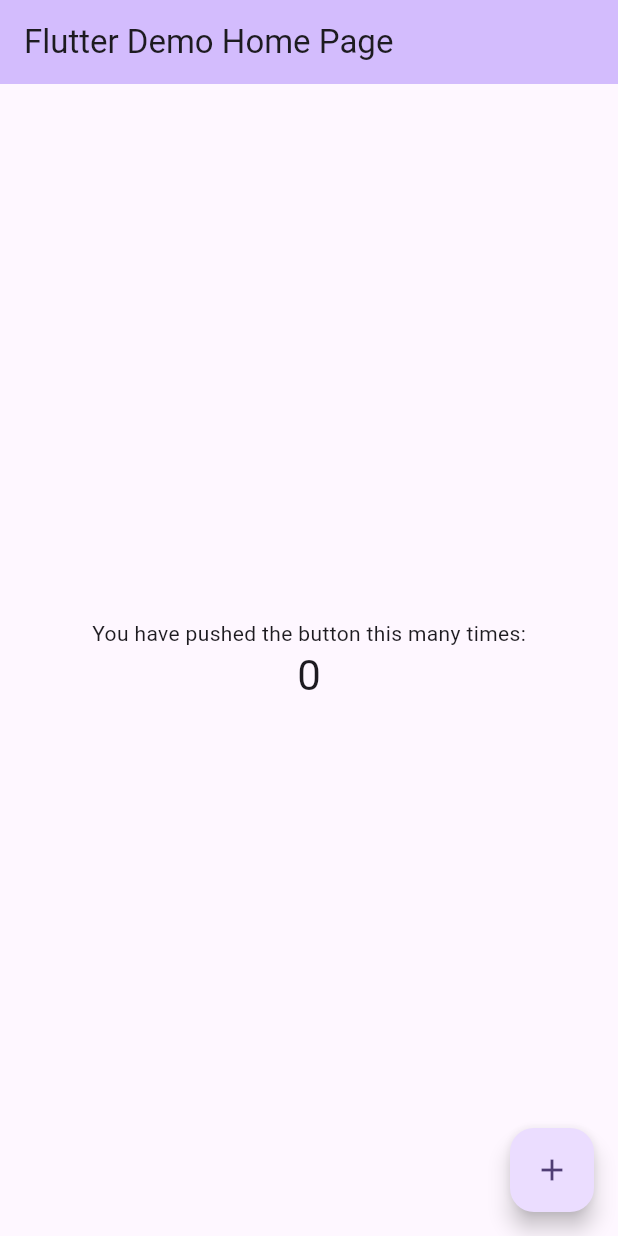
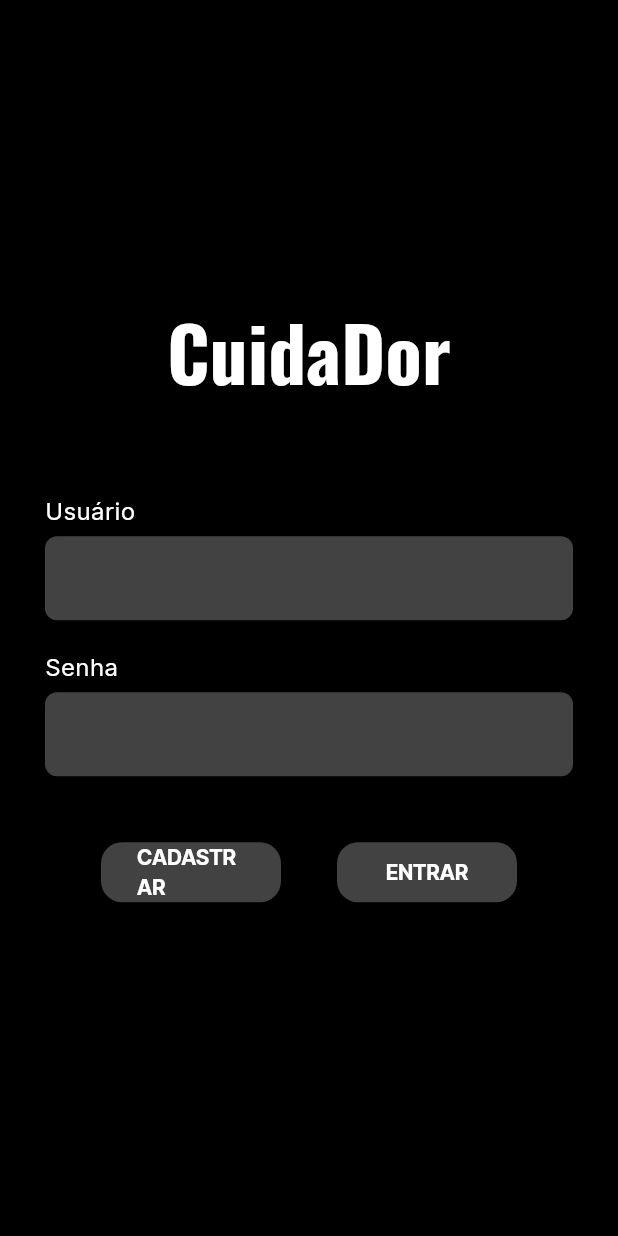
Before and after one commit to csiznandes/pdm_osteoartrite, a Flutter app: the screen it shows after launch, on a phone screen of 412 x 824 dp. Run offline on Flutter 3.47's test engine with Material 3 defaults, Android fonts, the light colour scheme and no system bars; our stand-ins replace google_fonts.

Commit message:
feat: Feita a tela de login.

```diff
--- /dev/null
+++ b/lib/home_page.dart
@@ -0,0 +1,163 @@
+import 'package:flutter/material.dart';
+import 'package:google_fonts/google_fonts.dart';
+
+class HomePage extends StatefulWidget {
+  const HomePage({super.key});
+
+  @override
+  State<HomePage> createState() => _HomePageState();
+}
+
+class _HomePageState extends State<HomePage> {
+  final TextEditingController _userController = TextEditingController();
+  final TextEditingController _passwordController = TextEditingController();
+
+  @override
+  void dispose() {
+    _userController.dispose();
+    _passwordController.dispose();
+    super.dispose();
+  }
+
+  @override
+  Widget build(BuildContext context) {
+    final secondaryTextColor = Colors.grey.shade800;
+    final primaryTextColor = Colors.white;
+    final screenHeight = MediaQuery.of(context).size.height;
+
+    return Scaffold(
+      backgroundColor: Colors.black,
+      body: SafeArea(
+        child: GestureDetector(
+          onTap: () => FocusScope.of(context).unfocus(),
+          child: Center(
+            child: SingleChildScrollView(
+              padding: const EdgeInsets.symmetric(horizontal: 30),
+              child: ConstrainedBox(
+                constraints: BoxConstraints(
+                  maxWidth: 400,
+                  minHeight: screenHeight * 0.85,
+                ),
+                child: Column(
+                  mainAxisAlignment: MainAxisAlignment.center,
+                  crossAxisAlignment: CrossAxisAlignment.center,
+                  children: [
+                    //Logo
+                    Text(
+                      'CuidaDor',
+                      style: GoogleFonts.oswald(
+                        color: primaryTextColor,
+                        fontSize: 50,
+                        fontWeight: FontWeight.bold,
+                      ),
+                    ),
+                    const SizedBox(height: 60),
+
+                    //Campo usuário
+                    Align(
+                      alignment: Alignment.centerLeft,
+                      child: Text(
+                        'Usuário',
+                        style: GoogleFonts.inter(
+                          color: Colors.white,
+                          fontSize: 16,
+                        ),
+                      ),
+                    ),
+                    const SizedBox(height: 5),
+                    TextFormField(
+                      controller: _userController,
+                      decoration: InputDecoration(
+                        filled: true,
+                        fillColor: secondaryTextColor,
+                        border: OutlineInputBorder(
+                          borderRadius: BorderRadius.circular(8),
+                          borderSide: BorderSide.none,
+                        ),
+                      ),
+                      style: const TextStyle(color: Colors.white),
+                    ),
+                    const SizedBox(height: 20),
+
+                    //Campo senha
+                    Align(
+                      alignment: Alignment.centerLeft,
+                      child: Text(
+                        'Senha',
+                        style: GoogleFonts.inter(
+                          color: Colors.white,
+                          fontSize: 16,
+                        ),
+                      ),
+                    ),
+                    const SizedBox(height: 5),
+                    TextFormField(
+                      controller: _passwordController,
+                      obscureText: true,
+                      decoration: InputDecoration(
+                        filled: true,
+                        fillColor: secondaryTextColor,
+                        border: OutlineInputBorder(
+                          borderRadius: BorderRadius.circular(8),
+                          borderSide: BorderSide.none,
+                        ),
+                      ),
+                      style: const TextStyle(color: Colors.white),
+                    ),
+                    const SizedBox(height: 40),
+
+                    //Botões
+                    Row(
+                      mainAxisAlignment: MainAxisAlignment.spaceEvenly,
+                      children: [
+                        ElevatedButton(
+                          onPressed: () {
+                            print('Botão CADASTRAR pressionado');
+                          },
+                          style: ElevatedButton.styleFrom(
+                            backgroundColor: secondaryTextColor,
+                            shape: RoundedRectangleBorder(
+                              borderRadius: BorderRadius.circular(14),
+                            ),
+                            fixedSize: const Size(120, 40),
+                          ),
+                          child: Text(
+                            'CADASTRAR',
+                            style: GoogleFonts.interTight(
+                              color: Colors.white,
+                              fontWeight: FontWeight.bold,
+                            ),
+                          ),
+                        ),
+                        ElevatedButton(
+                          onPressed: () {
+                            print('Botão ENTRAR pressionado');
+                          },
+                          style: ElevatedButton.styleFrom(
+                            backgroundColor: secondaryTextColor,
+                            shape: RoundedRectangleBorder(
+                              borderRadius: BorderRadius.circular(14),
+                            ),
+                            fixedSize: const Size(120, 40),
+                          ),
+                          child: Text(
+                            'ENTRAR',
+                            style: GoogleFonts.interTight(
+                              color: Colors.white,
+                              fontWeight: FontWeight.bold,
+                            ),
+                          ),
+                        ),
+                      ],
+                    ),
+                    const SizedBox(height: 20),
+                  ],
+                ),
+              ),
+            ),
+          ),
+        ),
+      ),
+    );
+  }
+}
--- a/lib/main.dart
+++ b/lib/main.dart
@@ -1,4 +1,5 @@
 import 'package:flutter/material.dart';
+import 'home_page.dart';
 
 void main() {
   runApp(const MyApp());
@@ -7,119 +8,18 @@
 class MyApp extends StatelessWidget {
   const MyApp({super.key});
 
-  // This widget is the root of your application.
   @override
   Widget build(BuildContext context) {
     return MaterialApp(
-      title: 'Flutter Demo',
-      theme: ThemeData(
-        // This is the theme of your application.
-        //
-        // TRY THIS: Try running your application with "flutter run". You'll see
-        // the application has a purple toolbar. Then, without quitting the app,
-        // try changing the seedColor in the colorScheme below to Colors.green
-        // and then invoke "hot reload" (save your changes or press the "hot
-        // reload" button in a Flutter-supported IDE, or press "r" if you used
-        // the command line to start the app).
-        //
-        // Notice that the counter didn't reset back to zero; the application
-        // state is not lost during the reload. To reset the state, use hot
-        // restart instead.
-        //
-        // This works for code too, not just values: Most code changes can be
-        // tested with just a hot reload.
-        colorScheme: ColorScheme.fromSeed(seedColor: Colors.deepPurple),
-        useMaterial3: true,
+      title: 'CuidaDor',
+      debugShowCheckedModeBanner: false,
+      theme: ThemeData.dark().copyWith(
+        scaffoldBackgroundColor: Colors.black,
+        textTheme: const TextTheme(
+          bodyMedium: TextStyle(color: Colors.white),
+        ),
       ),
-      home: const MyHomePage(title: 'Flutter Demo Home Page'),
+      home: const HomePage(),
     );
   }
 }
-
-class MyHomePage extends StatefulWidget {
-  const MyHomePage({super.key, required this.title});
-
-  // This widget is the home page of your application. It is stateful, meaning
-  // that it has a State object (defined below) that contains fields that affect
-  // how it looks.
-
-  // This class is the configuration for the state. It holds the values (in this
-  // case the title) provided by the parent (in this case the App widget) and
-  // used by the build method of the State. Fields in a Widget subclass are
-  // always marked "final".
-
-  final String title;
-
-  @override
-  State<MyHomePage> createState() => _MyHomePageState();
-}
-
-class _MyHomePageState extends State<MyHomePage> {
-  int _counter = 0;
-
-  void _incrementCounter() {
-    setState(() {
-      // This call to setState tells the Flutter framework that something has
-      // changed in this State, which causes it to rerun the build method below
-      // so that the display can reflect the updated values. If we changed
-      // _counter without calling setState(), then the build method would not be
-      // called again, and so nothing would appear to happen.
-      _counter++;
-    });
-  }
-
-  @override
-  Widget build(BuildContext context) {
-    // This method is rerun every time setState is called, for instance as done
-    // by the _incrementCounter method above.
-    //
-    // The Flutter framework has been optimized to make rerunning build methods
-    // fast, so that you can just rebuild anything that needs updating rather
-    // than having to individually change instances of widgets.
-    return Scaffold(
-      appBar: AppBar(
-        // TRY THIS: Try changing the color here to a specific color (to
-        // Colors.amber, perhaps?) and trigger a hot reload to see the AppBar
-        // change color while the other colors stay the same.
-        backgroundColor: Theme.of(context).colorScheme.inversePrimary,
-        // Here we take the value from the MyHomePage object that was created by
-        // the App.build method, and use it to set our appbar title.
-        title: Text(widget.title),
-      ),
-      body: Center(
-        // Center is a layout widget. It takes a single child and positions it
-        // in the middle of the parent.
-        child: Column(
-          // Column is also a layout widget. It takes a list of children and
-          // arranges them vertically. By default, it sizes itself to fit its
-          // children horizontally, and tries to be as tall as its parent.
-          //
-          // Column has various properties to control how it sizes itself and
-          // how it positions its children. Here we use mainAxisAlignment to
-          // center the children vertically; the main axis here is the vertical
-          // axis because Columns are vertical (the cross axis would be
-          // horizontal).
-          //
-          // TRY THIS: Invoke "debug painting" (choose the "Toggle Debug Paint"
-          // action in the IDE, or press "p" in the console), to see the
-          // wireframe for each widget.
-          mainAxisAlignment: MainAxisAlignment.center,
-          children: <Widget>[
-            const Text(
-              'You have pushed the button this many times:',
-            ),
-            Text(
-              '$_counter',
-              style: Theme.of(context).textTheme.headlineMedium,
-            ),
-          ],
-        ),
-      ),
-      floatingActionButton: FloatingActionButton(
-        onPressed: _incrementCounter,
-        tooltip: 'Increment',
-        child: const Icon(Icons.add),
-      ), // This trailing comma makes auto-formatting nicer for build methods.
-    );
-  }
-}
--- a/pubspec.yaml
+++ b/pubspec.yaml
@@ -30,6 +30,7 @@ environment:
 dependencies:
   flutter:
     sdk: flutter
+  google_fonts: ^6.2.0
 
 
   # The following adds the Cupertino Icons font to your application.
```
Also changed, not shown: pubspec.lock, 1 other file.
